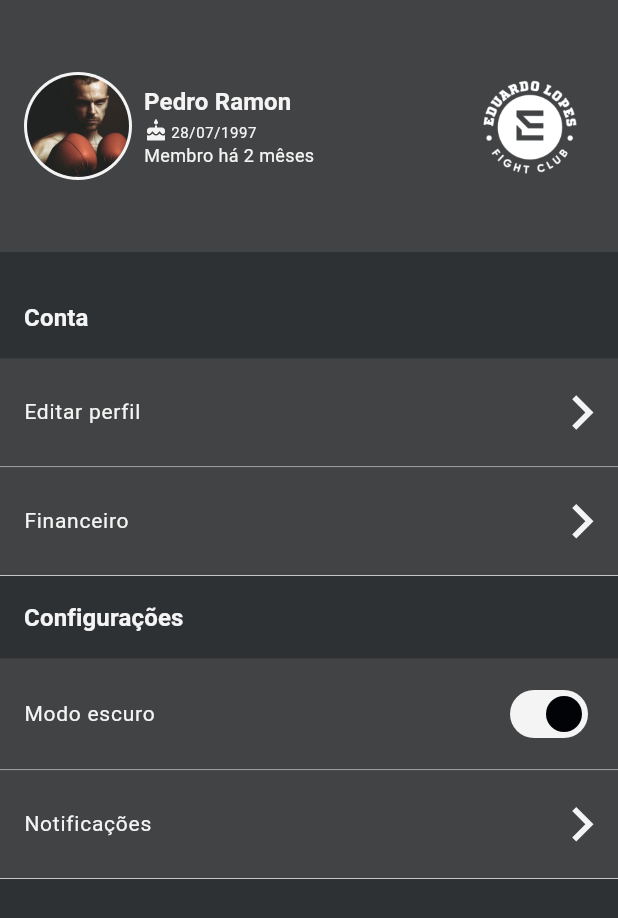
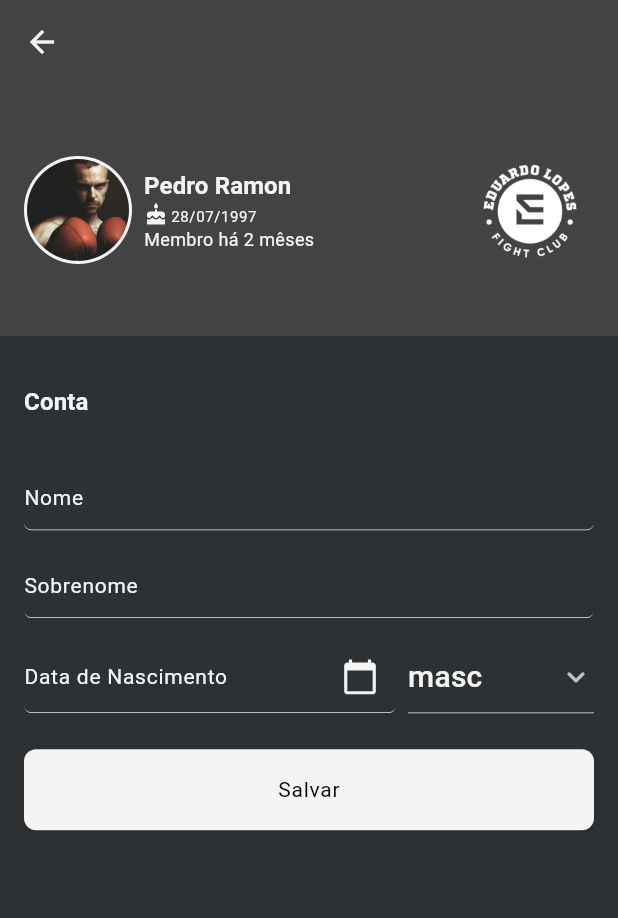
Before and after one commit to EdFilho/elfc, a Flutter app: the ProfilePage screen opened directly, after a tap on "Editar perfil", on a phone screen of 412 x 824 dp. Shown: the top 918 px of the screen. Run offline on Flutter 3.47's test engine with Material 2 defaults, Android fonts, the phone set to English and light mode, and no system bars; our stand-ins replace dio, flare_flutter, flutter_keyboard_visibility, flutter_screenutil, flutter_secure_storage, flutter_svg and 4 more; accounts and stored records are empty.

Commit message:
feat: edit profile page

```diff
--- a/lib/app/core/configs/app_routes.dart
+++ b/lib/app/core/configs/app_routes.dart
@@ -3,6 +3,7 @@ import 'package:get/get.dart';
 import '../../ui/pages/auth/login/login.dart';
 import '../../ui/pages/auth/onboarding/onboarding.dart';
 import '../../ui/pages/auth/register/register.dart';
+import '../../ui/pages/edit_profile/edit_profile.dart';
 import '../../ui/pages/home/home.dart';
 import '../../ui/pages/splash/splash.dart';
 import 'app_binding.dart';
@@ -13,6 +14,7 @@ abstract class Routes {
   static const login = '/login';
   static const register = '/register';
   static const home = '/home';
+  static const editProfile = '/edit_profile';
 }
 
 abstract class AppRoutes {
@@ -50,5 +52,11 @@ abstract class AppRoutes {
       transition: Transition.native,
       binding: HomeBinding(),
     ),
+    GetPage(
+      name: Routes.editProfile,
+      page: () => const EditProfilePage(),
+      transition: Transition.native,
+      binding: EditProfileBindings(),
+    ),
   ];
 }
--- /dev/null
+++ b/lib/app/ui/pages/edit_profile/edit_profile.dart
@@ -0,0 +1,3 @@
+export './edit_profile_bindings.dart';
+export './edit_profile_controller.dart';
+export './edit_profile_page.dart';
--- /dev/null
+++ b/lib/app/ui/pages/edit_profile/edit_profile_bindings.dart
@@ -0,0 +1,9 @@
+import 'package:get/get.dart';
+import './edit_profile_controller.dart';
+
+class EditProfileBindings implements Bindings {
+  @override
+  void dependencies() {
+    Get.put(EditProfileController());
+  }
+}
--- /dev/null
+++ b/lib/app/ui/pages/edit_profile/edit_profile_controller.dart
@@ -0,0 +1,27 @@
+import 'package:flutter/material.dart';
+import 'package:get/get.dart';
+
+class EditProfileController extends GetxController {
+  Rx<TextEditingController> nameController = TextEditingController().obs;
+  Rx<TextEditingController> lastNameController = TextEditingController().obs;
+  Rx<TextEditingController> birthdayDate = TextEditingController().obs;
+  Rx<DateTime> birthDay = DateTime.now().obs;
+  RxList<String> genders = ['masc', 'fem'].obs;
+  Rx<String> selectedGender = 'masc'.obs;
+
+  Future<void> selectDate(BuildContext context) async {
+    final DateTime? picked = await showDatePicker(
+      context: context,
+      initialDate: birthDay.value,
+      firstDate: DateTime(1900),
+      lastDate: DateTime(2100),
+    );
+    if (picked != null && picked != birthDay.value) {
+      birthDay.value = picked;
+    }
+  }
+
+  void selectGender(String? value) {
+    selectedGender.value = value ?? selectedGender.value;
+  }
+}
--- /dev/null
+++ b/lib/app/ui/pages/edit_profile/edit_profile_page.dart
@@ -0,0 +1,112 @@
+import 'package:get/get.dart';
+import 'package:flutter/material.dart';
+import '../../shared/components/components.dart';
+import './edit_profile_controller.dart';
+
+class EditProfilePage extends GetView<EditProfileController> {
+  const EditProfilePage({Key? key}) : super(key: key);
+
+  @override
+  Widget build(BuildContext context) {
+    return Scaffold(
+      resizeToAvoidBottomInset: true,
+      appBar: AppBar(),
+      body: SafeArea(
+        child: SingleChildScrollView(
+          child: Column(
+            crossAxisAlignment: CrossAxisAlignment.start,
+            children: [
+              const UserCard(
+                userName: "Pedro Ramon",
+                birthDate: "28/07/1997",
+                createdAt: "2",
+              ),
+              const SizedBox(height: 32),
+              Padding(
+                padding: const EdgeInsets.symmetric(horizontal: 16),
+                child: Column(
+                  crossAxisAlignment: CrossAxisAlignment.start,
+                  children: [
+                    Padding(
+                      padding: const EdgeInsets.only(bottom: 16),
+                      child: Text(
+                        "Conta",
+                        style: Theme.of(context).textTheme.titleSmall,
+                      ),
+                    ),
+                    CustomTextField(
+                      controller: controller.nameController.value,
+                      label: "Nome",
+                    ),
+                    CustomTextField(
+                      controller: controller.lastNameController.value,
+                      label: "Sobrenome",
+                    ),
+                    Row(
+                      children: [
+                        Flexible(
+                          flex: 2,
+                          child: CustomTextField(
+                            controller: controller.birthdayDate.value,
+                            label: 'Data de Nascimento',
+                            suffixIcon: IconButton(
+                              onPressed: () => controller.selectDate(context),
+                              icon: const CustomIcon(
+                                icon: "calendar",
+                                size: 32,
+                              ),
+                            ),
+                          ),
+                        ),
+                        const SizedBox(width: 8),
+                        Flexible(
+                          flex: 1,
+                          child: Container(
+                            decoration: BoxDecoration(
+                              border: Border(
+                                bottom: BorderSide(
+                                  width: 0.5,
+                                  color: Get.theme.primaryColor,
+                                ),
+                              ),
+                            ),
+                            padding: const EdgeInsets.only(top: 15),
+                            child: Obx(
+                              () => DropdownButton(
+                                value: controller.selectedGender.value,
+                                icon: const Icon(
+                                    Icons.keyboard_arrow_down_rounded),
+                                elevation: 8,
+                                underline: const SizedBox(),
+                                isExpanded: true,
+                                items: controller.genders
+                                    .map<DropdownMenuItem<String>>(
+                                        (String value) {
+                                  return DropdownMenuItem<String>(
+                                    value: value,
+                                    child: Text(value),
+                                  );
+                                }).toList(),
+                                onChanged: (String? value) =>
+                                    controller.selectGender(value),
+                              ),
+                            ),
+                          ),
+                        ),
+                      ],
+                    ),
+                    const SizedBox(height: 24.0),
+                    CustomButtom(
+                      onTap: () => {},
+                      label: 'Salvar',
+                    ),
+                  ],
+                ),
+              ),
+            ],
+          ),
+        ),
+      ),
+    );
+  }
+}
--- a/lib/app/ui/pages/home/components/tabs/profile/profile.dart
+++ b/lib/app/ui/pages/home/components/tabs/profile/profile.dart
@@ -1,3 +1,4 @@
+import 'package:elfc/app/core/configs/app_routes.dart';
 import 'package:elfc/app/core/shared/enums/menu_option_type.dart';
 import 'package:flutter/material.dart';
 import 'package:get/get.dart';
@@ -32,6 +33,10 @@ class ProfilePage extends GetView<HomeController> {
               ),
               MenuOptions(
                 label: "Editar perfil",
+                onTap: () => Get.toNamed(Routes.editProfile),
+              ),
+              MenuOptions(
+                label: "Informações pessoais",
                 onTap: () => {},
               ),
               MenuOptions(
@@ -58,6 +63,26 @@ class ProfilePage extends GetView<HomeController> {
                 label: "Notificações",
                 onTap: () => {},
               ),
+              const SizedBox(height: 16),
+              Padding(
+                padding: const EdgeInsets.only(left: 16, bottom: 16),
+                child: Text(
+                  "Conta",
+                  style: Theme.of(context).textTheme.titleSmall,
+                ),
+              ),
+              MenuOptions(
+                label: "Política e termos",
+                onTap: () => {},
+              ),
+              MenuOptions(
+                label: "FAQ",
+                onTap: () => {},
+              ),
+              MenuOptions(
+                label: "Suporte",
+                onTap: () => {},
+              ),
             ],
           ),
         ),
--- a/lib/app/ui/shared/components/molecules/menu_options.dart
+++ b/lib/app/ui/shared/components/molecules/menu_options.dart
@@ -52,7 +52,7 @@ class MenuOptions extends StatelessWidget {
           color: Theme.of(context).dialogBackgroundColor,
           border: Border(
             bottom: BorderSide(
-              width: 0.5,
+              width: 0.25,
               color: Theme.of(context).primaryColor,
             ),
           ),
--- a/lib/app/ui/shared/components/molecules/product_card.dart
+++ b/lib/app/ui/shared/components/molecules/product_card.dart
@@ -10,7 +10,7 @@ class ProductCard extends StatelessWidget {
   Widget build(BuildContext context) {
     return Card(
       clipBehavior: Clip.antiAliasWithSaveLayer,
-      color: Theme.of(context).colorScheme.shadow,
+      color: Theme.of(context).colorScheme.background,
       shape: RoundedRectangleBorder(
         borderRadius: BorderRadius.circular(8),
       ),
```
